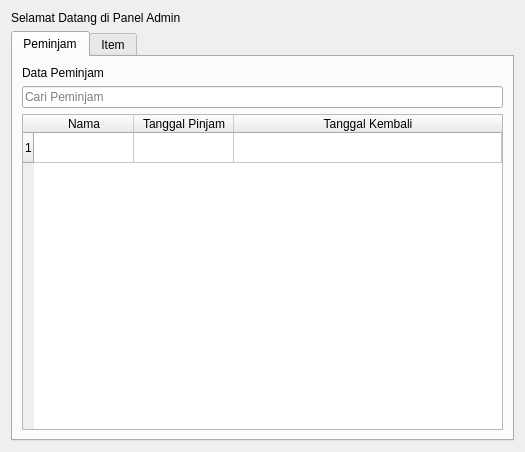
Above: Ui/admin.ui from vrw93/Inventory-App before the change. Below: the same form after it.
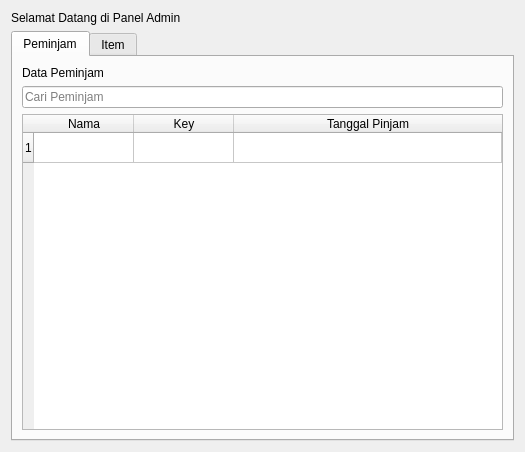
That is the form after the change. The open tabs and pages were chosen to show the change.

Commit message: Add Admin Tab

```diff
--- a/Ui/admin.ui
+++ b/Ui/admin.ui
@@ -71,16 +71,16 @@
            <string>Nama</string>
           </property>
          </column>
+         <column>
+          <property name="text">
+           <string>Key</string>
+          </property>
+         </column>
          <column>
           <property name="text">
            <string>Tanggal Pinjam</string>
           </property>
          </column>
-         <column>
-          <property name="text">
-           <string>Tanggal Kembali</string>
-          </property>
-         </column>
         </widget>
        </item>
       </layout>
```
Left out of the diff: 7 changed lines with no effect on the pictures. The commit also changes 4 other files.
